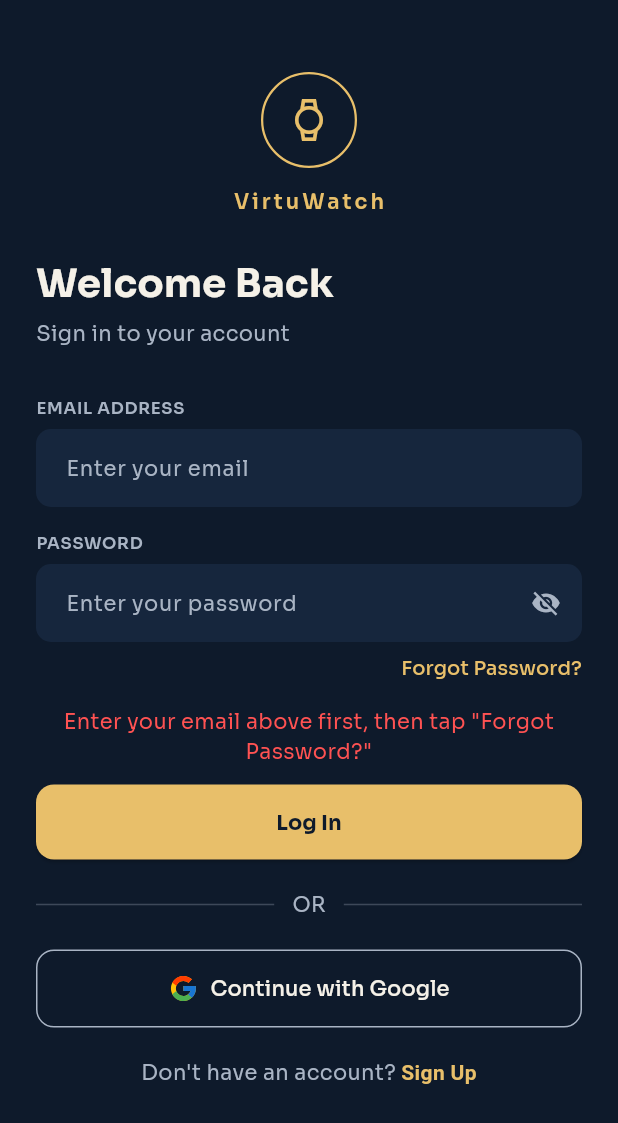
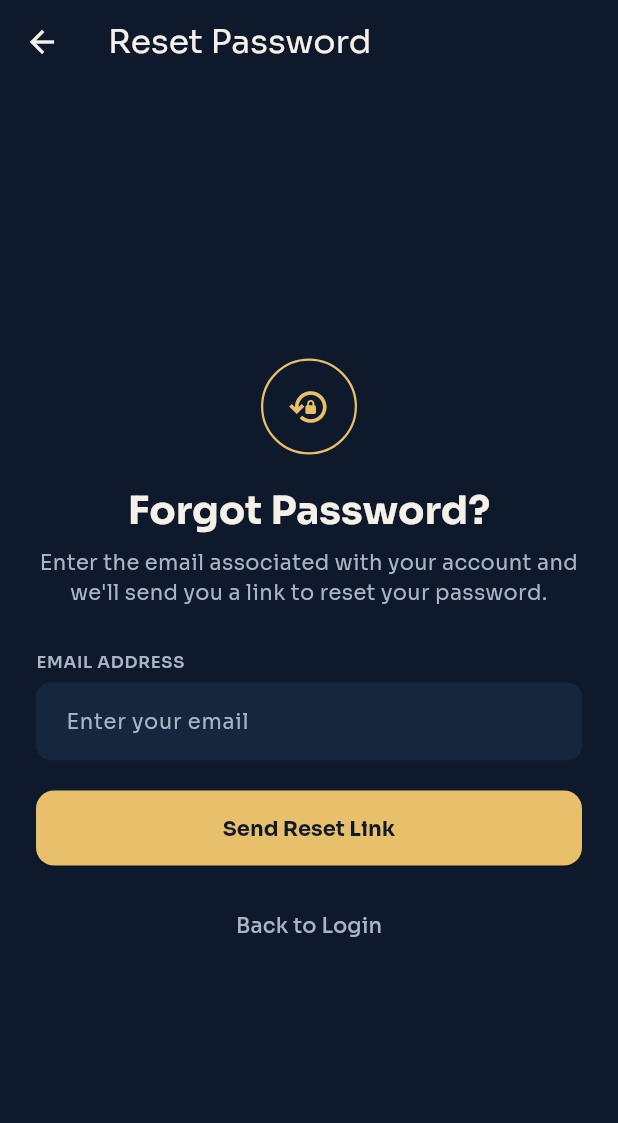
Before and after one commit to jaypeekyle23/VirtuWatch, a Flutter app: the screen it shows after launch, after a tap on "Forgot Password?", on a phone screen of 412 x 824 dp. Shown: the top 1123 px of the screen. Run offline on Flutter 3.47's test engine with Material 3 defaults, Android fonts, the phone set to English and light mode, and no system bars; our stand-ins replace cloud_firestore, firebase_auth, firebase_core, flutter_svg, google_fonts, google_sign_in; accounts and stored records are empty; generated files the repository leaves out were written again.

Commit message:
Replace inline forgot password snackbar with a dedicated reset screen

```diff
--- /dev/null
+++ b/lib/screens/forgot_password_screen.dart
@@ -0,0 +1,299 @@
+import 'package:flutter/material.dart';
+import 'package:url_launcher/url_launcher.dart';
+import 'dart:async';
+import '../services/auth_service.dart';
+import '../theme/app_theme.dart';
+
+class ForgotPasswordScreen extends StatefulWidget {
+  final String? initialEmail;
+
+  const ForgotPasswordScreen({super.key, this.initialEmail});
+
+  @override
+  State<ForgotPasswordScreen> createState() => _ForgotPasswordScreenState();
+}
+
+class _ForgotPasswordScreenState extends State<ForgotPasswordScreen> {
+  final _formKey = GlobalKey<FormState>();
+  final _authService = AuthService();
+  late final TextEditingController _emailController;
+
+  bool _isLoading = false;
+  bool _emailSent = false;
+  String? _errorMessage;
+  int _resendCooldown = 0;
+  Timer? _cooldownTimer;
+
+  @override
+  void initState() {
+    super.initState();
+    _emailController = TextEditingController(text: widget.initialEmail ?? '');
+  }
+
+  @override
+  void dispose() {
+    _emailController.dispose();
+    _cooldownTimer?.cancel();
+    super.dispose();
+  }
+
+  void _startCooldown() {
+    setState(() => _resendCooldown = 30);
+    _cooldownTimer?.cancel();
+    _cooldownTimer = Timer.periodic(const Duration(seconds: 1), (timer) {
+      if (_resendCooldown <= 1) {
+        timer.cancel();
+        setState(() => _resendCooldown = 0);
+      } else {
+        setState(() => _resendCooldown--);
+      }
+    });
+  }
+
+  Future<void> _handleSendResetLink() async {
+    if (!_formKey.currentState!.validate()) return;
+
+    setState(() {
+      _isLoading = true;
+      _errorMessage = null;
+    });
+
+    try {
+      await _authService.resetPassword(_emailController.text.trim());
+      if (mounted) {
+        setState(() => _emailSent = true);
+        _startCooldown();
+      }
+    } catch (e) {
+      setState(() {
+        _errorMessage = e.toString();
+      });
+    } finally {
+      if (mounted) {
+        setState(() => _isLoading = false);
+      }
+    }
+  }
+
+  Future<void> _handleOpenEmailApp() async {
+    final uri = Uri(scheme: 'mailto');
+    try {
+      final launched = await launchUrl(uri);
+      if (!launched && mounted) {
+        ScaffoldMessenger.of(context).showSnackBar(
+          const SnackBar(content: Text('Could not open an email app on this device.')),
+        );
+      }
+    } catch (_) {
+      if (mounted) {
+        ScaffoldMessenger.of(context).showSnackBar(
+          const SnackBar(content: Text('Could not open an email app on this device.')),
+        );
+      }
+    }
+  }
+
+  @override
+  Widget build(BuildContext context) {
+    return Scaffold(
+      appBar: AppBar(title: const Text('Reset Password')),
+      body: SafeArea(
+        child: Padding(
+          padding: const EdgeInsets.all(24),
+          child: _emailSent ? _buildSentState(context) : _buildFormState(context),
+        ),
+      ),
+    );
+  }
+
+  Widget _buildFormState(BuildContext context) {
+    return Form(
+      key: _formKey,
+      child: Column(
+        crossAxisAlignment: CrossAxisAlignment.stretch,
+        mainAxisAlignment: MainAxisAlignment.center,
+        children: [
+          Center(
+            child: Container(
+              width: 64,
+              height: 64,
+              decoration: BoxDecoration(
+                shape: BoxShape.circle,
+                border: Border.all(color: AppTheme.gold, width: 1.5),
+              ),
+              child: const Icon(Icons.lock_reset_outlined,
+                  color: AppTheme.gold, size: 28),
+            ),
+          ),
+          const SizedBox(height: 20),
+          Text(
+            'Forgot Password?',
+            style: Theme.of(context).textTheme.headlineMedium,
+            textAlign: TextAlign.center,
+          ),
+          const SizedBox(height: 8),
+          Text(
+            'Enter the email associated with your account and we\'ll send you a link to reset your password.',
+            style: Theme.of(context).textTheme.bodyMedium,
+            textAlign: TextAlign.center,
+          ),
+          const SizedBox(height: 28),
+
+          _fieldLabel('EMAIL ADDRESS'),
+          TextFormField(
+            controller: _emailController,
+            keyboardType: TextInputType.emailAddress,
+            decoration: const InputDecoration(hintText: 'Enter your email'),
+            validator: (value) {
+              if (value == null || value.trim().isEmpty) {
+                return 'Please enter your email';
+              }
+              if (!value.contains('@')) {
+                return 'Please enter a valid email';
+              }
+              return null;
+            },
+          ),
+          const SizedBox(height: 20),
+
+          if (_errorMessage != null)
+            Padding(
+              padding: const EdgeInsets.only(bottom: 16),
+              child: Text(
+                _errorMessage!,
+                style: const TextStyle(color: Colors.redAccent),
+                textAlign: TextAlign.center,
+              ),
+            ),
+
+          ElevatedButton(
+            onPressed: _isLoading ? null : _handleSendResetLink,
+            child: _isLoading
+                ? const SizedBox(
+                    height: 20,
+                    width: 20,
+                    child: CircularProgressIndicator(strokeWidth: 2),
+                  )
+                : const Text('Send Reset Link'),
+          ),
+          const SizedBox(height: 16),
+          Center(
+            child: TextButton(
+              onPressed: () => Navigator.of(context).pop(),
+              child: const Text(
+                'Back to Login',
+                style: TextStyle(color: AppTheme.textSecondary),
+              ),
+            ),
+          ),
+        ],
+      ),
+    );
+  }
+
+  Widget _buildSentState(BuildContext context) {
+    return Column(
+      mainAxisAlignment: MainAxisAlignment.center,
+      children: [
+        Container(
+          width: 64,
+          height: 64,
+          decoration: BoxDecoration(
+            shape: BoxShape.circle,
+            border: Border.all(color: AppTheme.gold, width: 1.5),
+          ),
+          child: const Icon(Icons.mark_email_read_outlined,
+              color: AppTheme.gold, size: 28),
+        ),
+        const SizedBox(height: 20),
+        Text(
+          'Check Your Email',
+          style: Theme.of(context).textTheme.headlineMedium,
+          textAlign: TextAlign.center,
+        ),
+        const SizedBox(height: 8),
+        Text(
+          'We sent a password reset link to\n${_emailController.text.trim()}',
+          style: Theme.of(context).textTheme.bodyMedium,
+          textAlign: TextAlign.center,
+        ),
+        const SizedBox(height: 6),
+        Text(
+          'Click the link in the email to choose a new password, then come back and log in.',
+          style: Theme.of(context)
+              .textTheme
+              .bodyMedium
+              ?.copyWith(color: AppTheme.textSecondary),
+          textAlign: TextAlign.center,
+        ),
+        const SizedBox(height: 32),
+
+        if (_errorMessage != null)
+          Padding(
+            padding: const EdgeInsets.only(bottom: 16),
+            child: Text(
+              _errorMessage!,
+              style: const TextStyle(color: Colors.redAccent),
+              textAlign: TextAlign.center,
+            ),
+          ),
+
+        SizedBox(
+          width: double.infinity,
+          child: ElevatedButton.icon(
+            onPressed: _handleOpenEmailApp,
+            icon: const Icon(Icons.email_outlined),
+            label: const Text('Open Email App'),
+          ),
+        ),
+        const SizedBox(height: 12),
+        SizedBox(
+          width: double.infinity,
+          child: OutlinedButton(
+            style: OutlinedButton.styleFrom(
+              foregroundColor: AppTheme.gold,
+              side: const BorderSide(color: AppTheme.gold),
+            ),
+            onPressed: (_isLoading || _resendCooldown > 0)
+                ? null
+                : _handleSendResetLink,
+            child: _isLoading
+                ? const SizedBox(
+                    height: 20,
+                    width: 20,
+                    child: CircularProgressIndicator(strokeWidth: 2),
+                  )
+                : Text(
+                    _resendCooldown > 0
+                        ? 'Resend in ${_resendCooldown}s'
+                        : 'Resend Email',
+                  ),
+          ),
+        ),
+        const SizedBox(height: 20),
+        TextButton(
+          onPressed: () => Navigator.of(context).pop(),
+          child: const Text(
+            'Back to Login',
+            style: TextStyle(color: AppTheme.textSecondary),
+          ),
+        ),
+      ],
+    );
+  }
+
+  Widget _fieldLabel(String text) {
+    return Padding(
+      padding: const EdgeInsets.only(bottom: 6),
+      child: Text(
+        text,
+        style: const TextStyle(
+          fontSize: 11,
+          fontWeight: FontWeight.w600,
+          color: AppTheme.textSecondary,
+          letterSpacing: 0.5,
+        ),
+      ),
+    );
+  }
+}
--- a/lib/screens/login_screen.dart
+++ b/lib/screens/login_screen.dart
@@ -5,6 +5,7 @@
 import '../theme/app_theme.dart';
 import 'register_screen.dart';
 import 'verify_email_screen.dart';
+import 'forgot_password_screen.dart';
 import 'customer/customer_shell.dart';
 import 'merchant/merchant_shell.dart';
 import 'admin/admin_shell.dart';
@@ -119,26 +120,16 @@
     }
   }
 
-  Future<void> _handleForgotPassword() async {
-    final email = _emailController.text.trim();
-    if (email.isEmpty || !email.contains('@')) {
-      setState(() {
-        _errorMessage = 'Enter your email above first, then tap "Forgot Password?"';
-      });
-      return;
-    }
-    try {
-      await _authService.resetPassword(email);
-      if (mounted) {
-        ScaffoldMessenger.of(context).showSnackBar(
-          SnackBar(content: Text('Password reset email sent to $email')),
-        );
-      }
-    } catch (e) {
-      setState(() {
-        _errorMessage = e.toString();
-      });
-    }
+  void _handleForgotPassword() {
+    Navigator.of(context).push(
+      MaterialPageRoute(
+        builder: (_) => ForgotPasswordScreen(
+          initialEmail: _emailController.text.trim().isNotEmpty
+              ? _emailController.text.trim()
+              : null,
+        ),
+      ),
+    );
   }
 
   Future<void> _handleGoogleSignIn() async {
--- a/pubspec.yaml
+++ b/pubspec.yaml
@@ -40,6 +40,7 @@
   google_fonts: ^8.2.1
   google_sign_in: ^6.2.2
   flutter_svg: ^2.0.10+1
+  url_launcher: ^6.3.1
 
 dev_dependencies:
   flutter_test:
```
Also changed, not shown: 5 other files.
